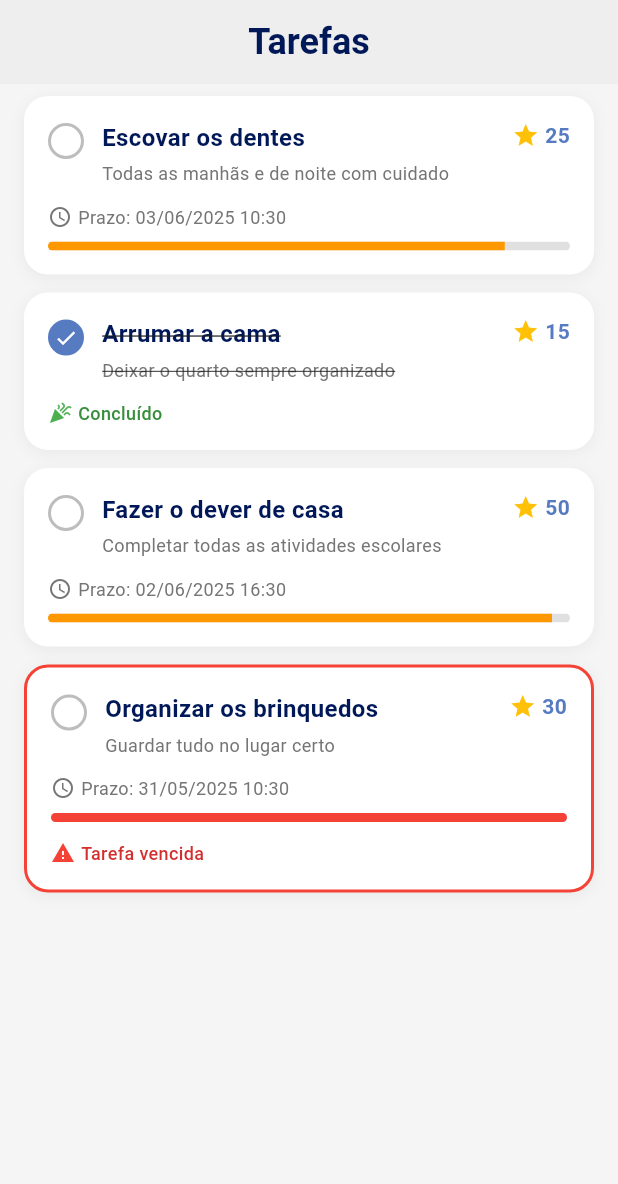
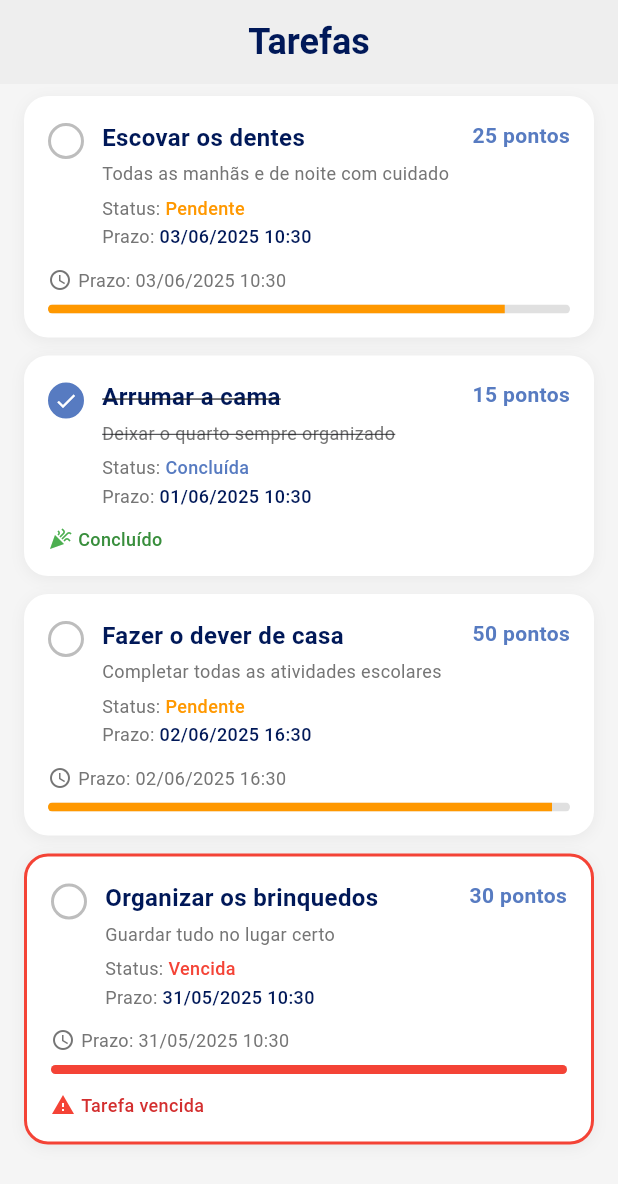
Before and after one commit to vikkev/flutter_jornada_kids, a Flutter app: the TasksPage screen opened directly with empty values, on a phone screen of 412 x 824 dp. Shown: the top 1184 px of the screen. Run offline on Flutter 3.47's test engine with Material 3 defaults, Android fonts, the phone set to English and light mode, and no system bars; drawn by our look-alikes of flutter_animate; our stand-ins replace confetti, dio.

Commit message:
UPDATE: Visual Tasks

```diff
--- a/lib/app/models/tarefa.dart
+++ b/lib/app/models/tarefa.dart
@@ -6,9 +6,7 @@
   int responsavelId;
   String titulo;
   String descricao;
-  int pontoMax;
   int ponto;
-  int estrela;
   PrioridadeTarefa prioridade;
   Uint8List? foto;
   SituacaoTarefa situacao;
@@ -21,9 +19,7 @@
     required this.responsavelId,
     required this.titulo,
     required this.descricao,
-    required this.pontoMax,
     required this.ponto,
-    required this.estrela,
     required this.prioridade,
     this.foto,
     required this.situacao,
@@ -37,9 +33,7 @@
     int? responsavelId,
     String? titulo,
     String? descricao,
-    int? pontoMax,
     int? ponto,
-    int? estrela,
     PrioridadeTarefa? prioridade,
     Uint8List? foto,
     SituacaoTarefa? situacao,
@@ -52,9 +46,7 @@
       responsavelId: responsavelId ?? this.responsavelId,
       titulo: titulo ?? this.titulo,
       descricao: descricao ?? this.descricao,
-      pontoMax: pontoMax ?? this.pontoMax,
       ponto: ponto ?? this.ponto,
-      estrela: estrela ?? this.estrela,
       prioridade: prioridade ?? this.prioridade,
       foto: foto ?? this.foto,
       situacao: situacao ?? this.situacao,
--- a/lib/app/presentation/pages/tasks/tasks_page.dart
+++ b/lib/app/presentation/pages/tasks/tasks_page.dart
@@ -56,9 +56,7 @@
       responsavelId: 1,
       titulo: 'Escovar os dentes',
       descricao: 'Todas as manhãs e de noite com cuidado',
-      pontoMax: 25,
       ponto: 25,
-      estrela: 1,
       prioridade: PrioridadeTarefa.alta,
       foto: null,
       situacao: SituacaoTarefa.P,
@@ -71,9 +69,7 @@
       responsavelId: 1,
       titulo: 'Arrumar a cama',
       descricao: 'Deixar o quarto sempre organizado',
-      pontoMax: 15,
       ponto: 15,
-      estrela: 1,
       prioridade: PrioridadeTarefa.media,
       foto: null,
       situacao: SituacaoTarefa.C,
@@ -86,9 +82,7 @@
       responsavelId: 2,
       titulo: 'Fazer o dever de casa',
       descricao: 'Completar todas as atividades escolares',
-      pontoMax: 50,
       ponto: 50,
-      estrela: 2,
       prioridade: PrioridadeTarefa.alta,
       foto: null,
       situacao: SituacaoTarefa.P,
@@ -101,9 +95,7 @@
       responsavelId: 2,
       titulo: 'Organizar os brinquedos',
       descricao: 'Guardar tudo no lugar certo',
-      pontoMax: 30,
       ponto: 30,
-      estrela: 1,
       prioridade: PrioridadeTarefa.baixa,
       foto: null,
       situacao: SituacaoTarefa.E,
@@ -218,7 +210,7 @@
       case SituacaoTarefa.P:
         return Colors.orange;
       case SituacaoTarefa.C:
-        return AppColors.primary;
+        return Colors.green;
       case SituacaoTarefa.E:
         return Colors.red;
       case SituacaoTarefa.A:
@@ -306,77 +298,6 @@
               },
             ),
           ).animate().fadeIn(duration: 600.ms, delay: 200.ms).slideX(begin: -0.4, curve: Curves.easeOutBack),
-
-          const SizedBox(height: 12),
-
-          // Row com data e categoria
-          Row(
-            children: [
-              // Seletor de data
-              Expanded(
-                child: InkWell(
-                  onTap: () => _selectDate(context),
-                  child: Container(
-                    height: 50,
-                    padding: const EdgeInsets.symmetric(horizontal: 16),
-                    decoration: BoxDecoration(
-                      color: Colors.white,
-                      borderRadius: BorderRadius.circular(25),
-                      border: Border.all(color: Colors.grey.shade300),
-                    ),
-                    child: Row(
-                      children: [
-                        Expanded(
-                          child: Text(
-                            formattedDate,
-                            style: TextStyle(
-                              color: selectedDate == null ? Colors.grey : Colors.black87,
-                              fontSize: 14,
-                            ),
-                          ),
-                        ),
-                        Icon(Icons.calendar_today, color: Colors.grey, size: 20),
-                      ],
-                    ),
-                  ),
-                ),
-              ),
-              const SizedBox(width: 12),
-              // Filtro de categoria
-              Expanded(
-                child: Container(
-                  decoration: BoxDecoration(
-                    color: Colors.white,
-                    borderRadius: BorderRadius.circular(25),
-                    border: Border.all(color: Colors.grey.shade300),
-                  ),
-                  child: DropdownButtonFormField<String>(
-                    value: selectedCategory,
-                    decoration: const InputDecoration(
-                      contentPadding: EdgeInsets.symmetric(horizontal: 16, vertical: 12),
-                      border: InputBorder.none,
-                      hintText: 'Categoria',
-                      hintStyle: TextStyle(color: Colors.grey, fontSize: 14),
-                    ),
-                    icon: Icon(Icons.keyboard_arrow_down, color: Colors.grey.shade600),
-                    dropdownColor: Colors.white,
-                    items: ['higiene', 'casa', 'estudos', 'lazer'].map((String category) {
-                      return DropdownMenuItem<String>(
-                        value: category,
-                        child: Text(category.toUpperCase(), style: const TextStyle(fontSize: 14)),
-                      );
-                    }).toList(),
-                    onChanged: (String? newValue) {
-                      setState(() {
-                        selectedCategory = newValue;
-                      });
-                      _loadTasks();
-                    },
-                  ),
-                ),
-              ),
-            ],
-          ).animate().fadeIn(duration: 600.ms, delay: 400.ms).slideX(begin: 0.4, curve: Curves.easeOutBack),
 
           const SizedBox(height: 12),
 
@@ -646,32 +567,9 @@
                           maxLines: 1,
                           overflow: TextOverflow.ellipsis,
                         ).animate().fadeIn(duration: 500.ms, delay: (widget.animationDelay + 200).ms).slideX(begin: 0.3),
-                      ],
-                    ),
-                  ),
-                  Row(
-                    children: [
-                      const Icon(Icons.star, color: Colors.amber, size: 18)
-                          .animate()
-                          .fadeIn(duration: 400.ms, delay: (widget.animationDelay + 300).ms)
-                          .scale(begin: const Offset(0, 0), curve: Curves.elasticOut),
-                      const SizedBox(width: 4),
-                      Text(
-                        _formatPoints(widget.tarefa.ponto),
-                        style: const TextStyle(
-                          fontSize: 14,
-                          fontWeight: FontWeight.bold,
-                          color: AppColors.primary,
-                        ),
-                      ).animate().fadeIn(duration: 400.ms, delay: (widget.animationDelay + 400).ms).slideX(begin: 0.5),
-                    ],
-                  ),
-                ],
-              ),
-              if (widget.showDetails) ...[
-                const SizedBox(height: 16),
-                Row(
-                  mainAxisAlignment: MainAxisAlignment.spaceBetween,
+                        const SizedBox(height: 6),
+                        Column(
+                          crossAxisAlignment: CrossAxisAlignment.start,
                           children: [
                             Row(
                               children: [
@@ -685,7 +583,8 @@
                                   ),
                                 ),
                               ],
-                    ).animate().fadeIn(duration: 400.ms, delay: (widget.animationDelay + 500).ms).slideX(begin: -0.3),
+                            ),
+                            const SizedBox(height: 2),
                             Row(
                               children: [
                                 Text('Prazo: ', style: TextStyle(fontSize: 12, color: Colors.grey.shade600)),
@@ -694,12 +593,30 @@
                                   style: const TextStyle(fontSize: 12, fontWeight: FontWeight.w500, color: AppColors.darkText),
                                 ),
                               ],
-                    ).animate().fadeIn(duration: 400.ms, delay: (widget.animationDelay + 600).ms).slideX(begin: 0.3),
+                            ),
                           ],
                         ),
+                      ],
+                    ),
+                  ),
+                  Row(
+                    children: [
+                      Text(
+                        '${_formatPoints(widget.tarefa.ponto)} pontos',
+                        style: const TextStyle(
+                          fontSize: 14,
+                          fontWeight: FontWeight.bold,
+                          color: AppColors.primary,
+                        ),
+                      ).animate().fadeIn(duration: 400.ms, delay: (widget.animationDelay + 400).ms).slideX(begin: 0.5),
+                    ],
+                  ),
+                ],
+              ),
+              if (widget.showDetails) ...[
                 const SizedBox(height: 16),
                 Align(
-                  alignment: Alignment.centerRight,
+                  alignment: Alignment.center,
                   child: GestureDetector(
                     onTap: () {
                       Navigator.of(context).push(
@@ -712,14 +629,16 @@
                       );
                     },
                     child: Container(
-                      padding: const EdgeInsets.symmetric(horizontal: 16, vertical: 8),
+                      width: 200,
+                      padding: const EdgeInsets.symmetric(vertical: 4),
                       decoration: BoxDecoration(
-                        color: Colors.amber,
-                        borderRadius: BorderRadius.circular(20),
+                        color: AppColors.secondary,
+                        borderRadius: BorderRadius.circular(24),
                       ),
+                      alignment: Alignment.center,
                       child: const Text(
                         'Detalhes',
-                        style: TextStyle(color: Colors.white, fontWeight: FontWeight.bold, fontSize: 12),
+                        style: TextStyle(color: Colors.white, fontWeight: FontWeight.bold, fontSize: 14),
                       ),
                     ),
                   ),
```
Lines whose indentation alone changed are shown as unchanged.
